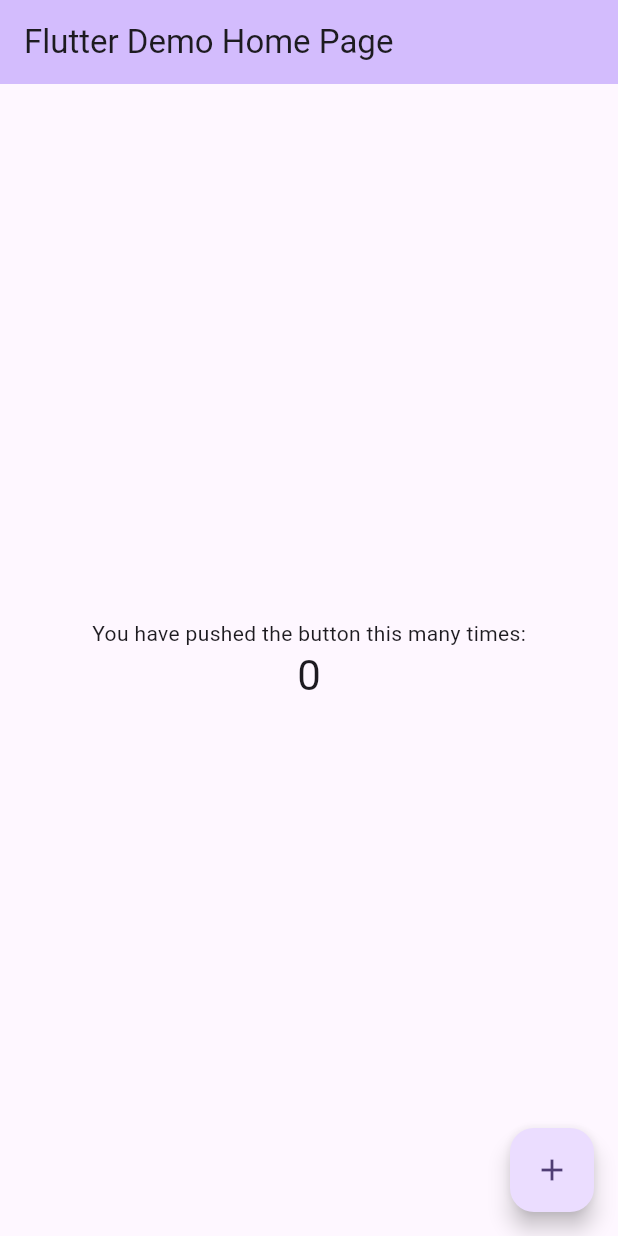
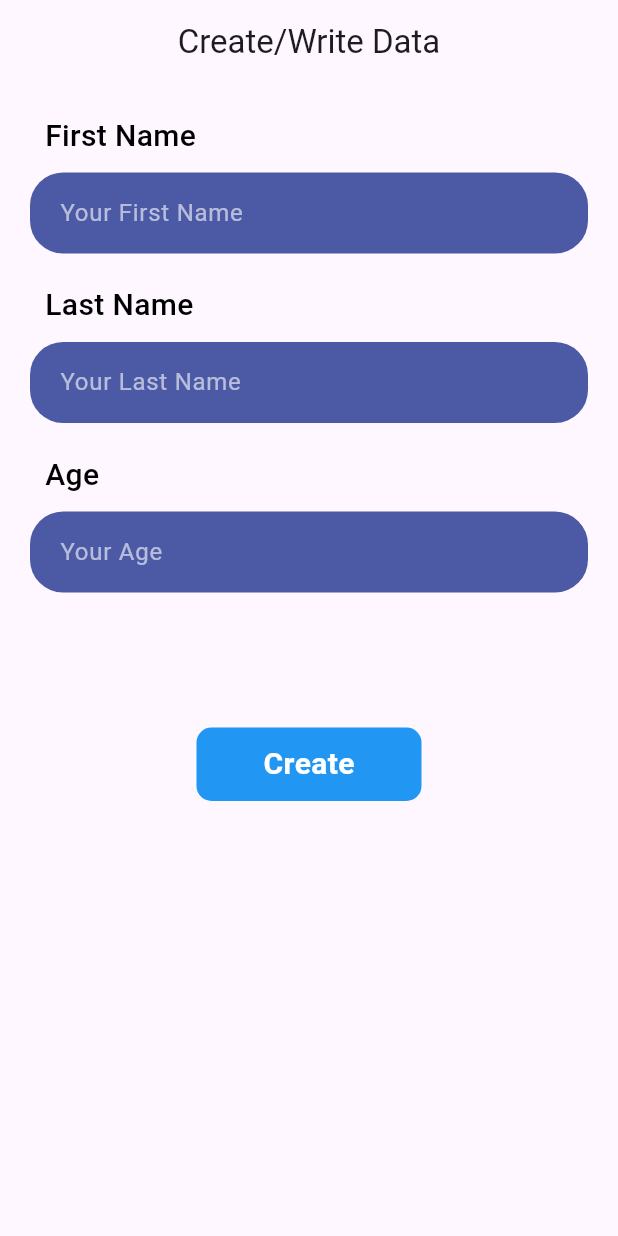
Before and after one commit to hello-favour/chat-app-project, a Flutter app: the screen it shows after launch, on a phone screen of 412 x 824 dp. Run offline on Flutter 3.47's test engine with Material 3 defaults, Android fonts, the phone set to English and light mode, and no system bars; our stand-ins replace cloud_firestore, firebase_core, fluttertoast; accounts and stored records are empty.

```diff
--- a/analysis_options.yaml
+++ b/analysis_options.yaml
@@ -21,6 +21,8 @@ linter:
   # `// ignore_for_file: name_of_lint` syntax on the line or in the file
   # producing the lint.
   rules:
+    prefer_const_constructors: false
+    prefer_const_literals_to_create_immutables: false
     # avoid_print: false  # Uncomment to disable the `avoid_print` rule
     # prefer_single_quotes: true  # Uncomment to enable the `prefer_single_quotes` rule
 
--- /dev/null
+++ b/lib/crud/page/home_view.dart
@@ -0,0 +1,170 @@
+import 'package:chat_app_project/crud/page/database.dart';
+import 'package:flutter/material.dart';
+import 'package:fluttertoast/fluttertoast.dart';
+
+class HomeView extends StatefulWidget {
+  const HomeView({super.key});
+
+  @override
+  State<HomeView> createState() => _HomeViewState();
+}
+
+class _HomeViewState extends State<HomeView> {
+  uploadData() async {
+    Map<String, dynamic> uploaddata = {
+      "First Name": userFirstNameController.text,
+      "Last Name": userLastNameController.text,
+      "Age": userAgeController.text,
+    };
+
+    await DataBaseMethod().addUserDetails(uploaddata);
+    Fluttertoast.showToast(
+        msg: "Data Uploaded Successfully",
+        toastLength: Toast.LENGTH_SHORT,
+        gravity: ToastGravity.CENTER,
+        timeInSecForIosWeb: 1,
+        backgroundColor: Colors.red,
+        textColor: Colors.white,
+        fontSize: 16.0);
+  }
+
+  final userFirstNameController = TextEditingController();
+  final userLastNameController = TextEditingController();
+  final userAgeController = TextEditingController();
+
+  @override
+  Widget build(BuildContext context) {
+    return Scaffold(
+      appBar: AppBar(
+        centerTitle: true,
+        title: const Text("Create/Write Data"),
+      ),
+      body: Container(
+        child: Column(
+          crossAxisAlignment: CrossAxisAlignment.start,
+          children: [
+             const SizedBox(height: 20),
+            const Padding(
+              padding: EdgeInsets.only(left: 30),
+              child: Text(
+                "First Name",
+                style: TextStyle(
+                  fontSize: 20,
+                  fontWeight: FontWeight.w500,
+                  color: Colors.black,
+                ),
+              ),
+            ),
+            const SizedBox(height: 10),
+            Container(
+              padding:
+                  const EdgeInsets.symmetric(vertical: 3.0, horizontal: 20.0),
+              margin: const EdgeInsets.symmetric(horizontal: 20),
+              decoration: BoxDecoration(
+                borderRadius: BorderRadius.circular(22),
+                color: const Color(0xFF4c59a5),
+              ),
+              child: TextField(
+                controller: userFirstNameController,
+                decoration: const InputDecoration(
+                  hintText: "Your First Name",
+                  border: InputBorder.none,
+                  hintStyle: TextStyle(color: Colors.white60),
+                ),
+                style: const TextStyle(color: Colors.white),
+              ),
+            ),
+            const SizedBox(height: 20),
+            const Padding(
+              padding: EdgeInsets.only(left: 30),
+              child: Text(
+                "Last Name",
+                style: TextStyle(
+                  fontSize: 20,
+                  fontWeight: FontWeight.w500,
+                  color: Colors.black,
+                ),
+              ),
+            ),
+            const SizedBox(height: 10),
+            Container(
+              padding:
+                  const EdgeInsets.symmetric(vertical: 3.0, horizontal: 20.0),
+              margin: const EdgeInsets.symmetric(horizontal: 20),
+              decoration: BoxDecoration(
+                borderRadius: BorderRadius.circular(22),
+                color: const Color(0xFF4c59a5),
+              ),
+              child: TextField(
+                controller: userLastNameController,
+                decoration: const InputDecoration(
+                  hintText: "Your Last Name",
+                  border: InputBorder.none,
+                  hintStyle: TextStyle(color: Colors.white60),
+                ),
+                style: const TextStyle(color: Colors.white),
+              ),
+            ),
+            const SizedBox(height: 20),
+            const Padding(
+              padding: EdgeInsets.only(left: 30),
+              child: Text(
+                "Age",
+                style: TextStyle(
+                  fontSize: 20,
+                  fontWeight: FontWeight.w500,
+                  color: Colors.black,
+                ),
+              ),
+            ),
+            const SizedBox(height: 10),
+            Container(
+              padding:
+                  const EdgeInsets.symmetric(vertical: 3.0, horizontal: 20.0),
+              margin: const EdgeInsets.symmetric(horizontal: 20),
+              decoration: BoxDecoration(
+                borderRadius: BorderRadius.circular(22),
+                color: const Color(0xFF4c59a5),
+              ),
+              child: TextField(
+                controller: userAgeController,
+                decoration: const InputDecoration(
+                  hintText: "Your Age",
+                  border: InputBorder.none,
+                  hintStyle: TextStyle(color: Colors.white60),
+                ),
+                style: const TextStyle(color: Colors.white),
+              ),
+            ),
+            const SizedBox(height: 90.0),
+            GestureDetector(
+              onTap: () {
+                uploadData();
+              },
+              child: Center(
+                child: Container(
+                  width: 150,
+                  padding: const EdgeInsets.symmetric(vertical: 10.0),
+                  decoration: BoxDecoration(
+                    color: Colors.blue,
+                    borderRadius: BorderRadius.circular(10),
+                  ),
+                  child: const Center(
+                    child:  Text(
+                      "Create",
+                      style: TextStyle(
+                        fontSize: 20,
+                        color: Colors.white,
+                        fontWeight: FontWeight.bold,
+                      ),
+                    ),
+                  ),
+                ),
+              ),
+            )
+          ],
+        ),
+      ),
+    );
+  }
+}
--- a/lib/main.dart
+++ b/lib/main.dart
@@ -1,3 +1,4 @@
+import 'package:chat_app_project/crud/page/home_view.dart';
 import 'package:chat_app_project/firebase_options.dart';
 import 'package:firebase_core/firebase_core.dart';
 import 'package:flutter/material.dart';
@@ -17,115 +18,13 @@ class MyApp extends StatelessWidget {
   @override
   Widget build(BuildContext context) {
     return MaterialApp(
+      debugShowCheckedModeBanner: false,
       title: 'Flutter Demo',
       theme: ThemeData(
-        // This is the theme of your application.
-        //
-        // TRY THIS: Try running your application with "flutter run". You'll see
-        // the application has a purple toolbar. Then, without quitting the app,
-        // try changing the seedColor in the colorScheme below to Colors.green
-        // and then invoke "hot reload" (save your changes or press the "hot
-        // reload" button in a Flutter-supported IDE, or press "r" if you used
-        // the command line to start the app).
-        //
-        // Notice that the counter didn't reset back to zero; the application
-        // state is not lost during the reload. To reset the state, use hot
-        // restart instead.
-        //
-        // This works for code too, not just values: Most code changes can be
-        // tested with just a hot reload.
         colorScheme: ColorScheme.fromSeed(seedColor: Colors.deepPurple),
         useMaterial3: true,
       ),
-      home: const MyHomePage(title: 'Flutter Demo Home Page'),
+      home: const HomeView(),
     );
   }
 }
-
-class MyHomePage extends StatefulWidget {
-  const MyHomePage({super.key, required this.title});
-
-  // This widget is the home page of your application. It is stateful, meaning
-  // that it has a State object (defined below) that contains fields that affect
-  // how it looks.
-
-  // This class is the configuration for the state. It holds the values (in this
-  // case the title) provided by the parent (in this case the App widget) and
-  // used by the build method of the State. Fields in a Widget subclass are
-  // always marked "final".
-
-  final String title;
-
-  @override
-  State<MyHomePage> createState() => _MyHomePageState();
-}
-
-class _MyHomePageState extends State<MyHomePage> {
-  int _counter = 0;
-
-  void _incrementCounter() {
-    setState(() {
-      // This call to setState tells the Flutter framework that something has
-      // changed in this State, which causes it to rerun the build method below
-      // so that the display can reflect the updated values. If we changed
-      // _counter without calling setState(), then the build method would not be
-      // called again, and so nothing would appear to happen.
-      _counter++;
-    });
-  }
-
-  @override
-  Widget build(BuildContext context) {
-    // This method is rerun every time setState is called, for instance as done
-    // by the _incrementCounter method above.
-    //
-    // The Flutter framework has been optimized to make rerunning build methods
-    // fast, so that you can just rebuild anything that needs updating rather
-    // than having to individually change instances of widgets.
-    return Scaffold(
-      appBar: AppBar(
-        // TRY THIS: Try changing the color here to a specific color (to
-        // Colors.amber, perhaps?) and trigger a hot reload to see the AppBar
-        // change color while the other colors stay the same.
-        backgroundColor: Theme.of(context).colorScheme.inversePrimary,
-        // Here we take the value from the MyHomePage object that was created by
-        // the App.build method, and use it to set our appbar title.
-        title: Text(widget.title),
-      ),
-      body: Center(
-        // Center is a layout widget. It takes a single child and positions it
-        // in the middle of the parent.
-        child: Column(
-          // Column is also a layout widget. It takes a list of children and
-          // arranges them vertically. By default, it sizes itself to fit its
-          // children horizontally, and tries to be as tall as its parent.
-          //
-          // Column has various properties to control how it sizes itself and
-          // how it positions its children. Here we use mainAxisAlignment to
-          // center the children vertically; the main axis here is the vertical
-          // axis because Columns are vertical (the cross axis would be
-          // horizontal).
-          //
-          // TRY THIS: Invoke "debug painting" (choose the "Toggle Debug Paint"
-          // action in the IDE, or press "p" in the console), to see the
-          // wireframe for each widget.
-          mainAxisAlignment: MainAxisAlignment.center,
-          children: <Widget>[
-            const Text(
-              'You have pushed the button this many times:',
-            ),
-            Text(
-              '$_counter',
-              style: Theme.of(context).textTheme.headlineMedium,
-            ),
-          ],
-        ),
-      ),
-      floatingActionButton: FloatingActionButton(
-        onPressed: _incrementCounter,
-        tooltip: 'Increment',
-        child: const Icon(Icons.add),
-      ), // This trailing comma makes auto-formatting nicer for build methods.
-    );
-  }
-}
--- a/pubspec.yaml
+++ b/pubspec.yaml
@@ -38,6 +38,7 @@ dependencies:
   firebase_auth: ^4.17.6
   firebase_core: ^2.25.5
   cloud_firestore: ^4.15.6
+  fluttertoast: ^8.2.4
 
 dev_dependencies:
   flutter_test:
```
Also changed, not shown: lib/crud/page/database.dart (added, +31 -0 lines), lib/crud/page/read_data.dart (added, +187 -0 lines), lib/pages/sign_in.dart (added, +202 -0 lines), pubspec.lock, 1 other file.
